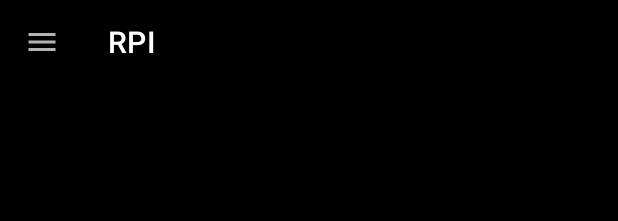
After one commit to VenkateshRoshan/RPI-APP, an Android app: the layout content_main.xml on its own in the app's theme, with its tools: preview values and no code run, on a phone screen of 412 x 824 dp. The commit adds this screen. Shown: the top 221 px of the screen. Run offline under Robolectric (Android 15) with nearby library versions, the phone set to English and light mode, and no system bars.

Commit message:
RPI_Base

```diff
--- /dev/null
+++ b/app/src/main/res/drawable/ic_menu.xml
@@ -0,0 +1,10 @@
+<vector xmlns:android="http://schemas.android.com/apk/res/android"
+    android:width="24dp"
+    android:height="24dp"
+    android:viewportWidth="24"
+    android:viewportHeight="24"
+    android:tint="?attr/colorControlNormal">
+  <path
+      android:fillColor="@android:color/white"
+      android:pathData="M3,18h18v-2L3,16v2zM3,13h18v-2L3,11v2zM3,6v2h18L21,6L3,6z"/>
+</vector>
--- /dev/null
+++ b/app/src/main/res/layout/content_main.xml
@@ -0,0 +1,20 @@
+<?xml version="1.0" encoding="utf-8"?>
+<RelativeLayout xmlns:android="http://schemas.android.com/apk/res/android"
+    xmlns:app="http://schemas.android.com/apk/res-auto"
+    android:layout_width="match_parent"
+    android:layout_height="match_parent">
+
+    <androidx.appcompat.widget.Toolbar
+        android:id="@+id/toolbar"
+        android:layout_width="match_parent"
+        android:layout_height="?actionBarSize"
+        app:navigationIcon="@drawable/ic_menu"
+        app:title="@string/app_name" />
+
+    <FrameLayout
+        android:id="@+id/container_Drawer"
+        android:layout_width="match_parent"
+        android:layout_height="match_parent"
+        android:layout_below="@id/toolbar" />
+
+</RelativeLayout>
--- a/app/src/main/res/values/strings.xml
+++ b/app/src/main/res/values/strings.xml
@@ -1,3 +1,5 @@
 <resources>
     <string name="app_name">RPI</string>
+    <string name="button_on">ON</string>
+    <string name="button_off">OFF</string>
 </resources>
```
Also changed, not shown: app/src/main/res/drawable/bg_button_off.xml (added, +13 -0 lines), app/src/main/res/drawable/bg_button_on.xml (added, +13 -0 lines), app/src/main/res/drawable/bg_textview.xml (added, +12 -0 lines), app/src/main/res/layout/activity_main.xml (+22 -3 lines), app/src/main/res/layout/navigation_header.xml (added, +15 -0 lines), app/src/main/res/layout/room_4.xml (added, +102 -0 lines), app/src/main/res/menu/main_nav.xml (added, +24 -0 lines).
